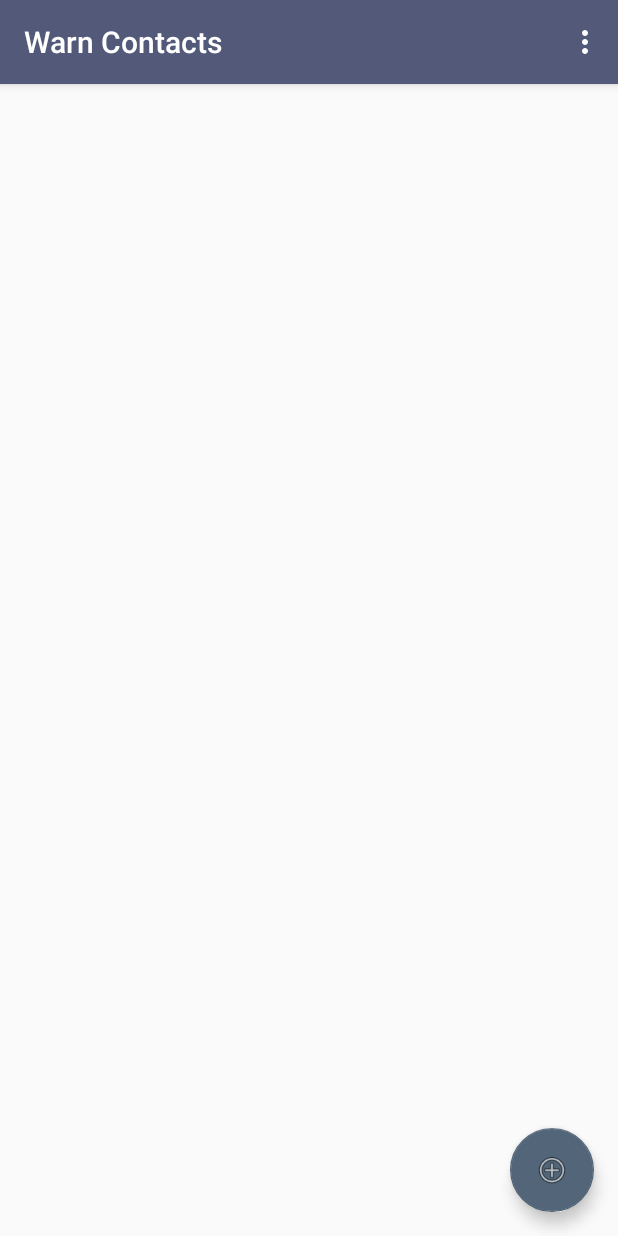
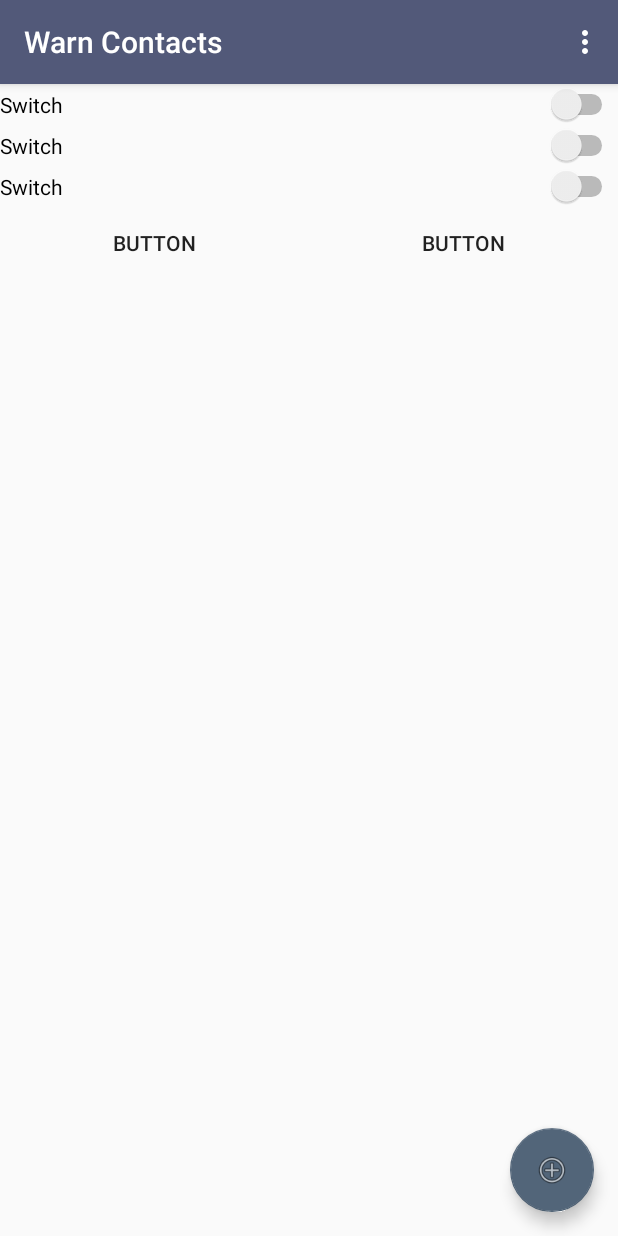
Before and after one commit to OnPanic/WarnContacts, an Android app: the fragment ContactSettings placed in its activity, on a phone screen of 412 x 824 dp. Run offline under Robolectric (Android 15) with nearby library versions, the phone set to English and light mode, and no system bars.

Commit message:
fix layout and create the base code for the main fragments

```diff
--- a/app/src/main/java/org/thepanicproject/warncontacts/WarnContacsActivity.java
+++ b/app/src/main/java/org/thepanicproject/warncontacts/WarnContacsActivity.java
@@ -1,12 +1,11 @@
 package org.thepanicproject.warncontacts;
 
 import android.app.Activity;
+import android.app.FragmentManager;
 import android.content.Intent;
-import android.net.Uri;
 import android.os.Bundle;
 import android.provider.ContactsContract;
 import android.support.design.widget.FloatingActionButton;
-import android.support.v4.app.FragmentManager;
 import android.support.v7.app.AppCompatActivity;
 import android.support.v7.widget.Toolbar;
 import android.view.Menu;
@@ -16,8 +15,11 @@ import android.view.View;
 import org.thepanicproject.warncontacts.constants.WarnConstants;
 import org.thepanicproject.warncontacts.fragments.ContactSettings;
 import org.thepanicproject.warncontacts.fragments.ContactsFragment;
+import org.thepanicproject.warncontacts.fragments.WarnContacsSettingsFragment;
 
-public class WarnContacsActivity extends AppCompatActivity implements ContactsFragment.OnContactListener {
+public class WarnContacsActivity extends AppCompatActivity implements
+        ContactsFragment.OnContactListener, ContactSettings.OnContacSettingsListener {
+
     private FragmentManager mFragmentManager;
     private FloatingActionButton mFab;
     private String newContact = null;
@@ -29,18 +31,14 @@ public class WarnContacsActivity extends AppCompatActivity implements ContactsFr
         Toolbar toolbar = (Toolbar) findViewById(R.id.toolbar);
         setSupportActionBar(toolbar);
 
-        mFragmentManager = getSupportFragmentManager();
+        mFragmentManager = getFragmentManager();
 
-        // If we're being restored from a previous state,
-        // then we don't need to do anything and should return or else
-        // we could end up with overlapping fragments.
-        if (savedInstanceState != null) {
-            return;
-        }
+        // Do not overlapping fragments.
+        if (savedInstanceState != null) return;
 
-        ContactsFragment contactsFragment = new ContactsFragment();
         mFragmentManager.beginTransaction()
-                .add(R.id.fragment_container, contactsFragment).commit();
+                .replace(R.id.fragment_container, new ContactsFragment())
+                .commit();
 
         mFab = (FloatingActionButton) findViewById(R.id.fab);
         mFab.setOnClickListener(new View.OnClickListener() {
@@ -55,20 +53,22 @@ public class WarnContacsActivity extends AppCompatActivity implements ContactsFr
 
     @Override
     public boolean onCreateOptionsMenu(Menu menu) {
-        // Inflate the menu; this adds items to the action bar if it is present.
         getMenuInflater().inflate(R.menu.menu_warn_contacs, menu);
         return true;
     }
 
     @Override
     public boolean onOptionsItemSelected(MenuItem item) {
-        // Handle action bar item clicks here. The action bar will
-        // automatically handle clicks on the Home/Up button, so long
-        // as you specify a parent activity in AndroidManifest.xml.
         int id = item.getItemId();
 
-        //noinspection SimplifiableIfStatement
         if (id == R.id.action_settings) {
+            mFab.hide();
+
+            mFragmentManager.beginTransaction()
+                    .addToBackStack(null)
+                    .replace(R.id.fragment_container, new WarnContacsSettingsFragment())
+                    .commit();
+
             return true;
         }
 
@@ -80,18 +80,12 @@ public class WarnContacsActivity extends AppCompatActivity implements ContactsFr
         switch (requestCode) {
             case WarnConstants.CONTACT_PICKER_RESULT:
                 if (resultCode == Activity.RESULT_OK) {
-                    Uri result = data.getData();
-                    newContact = result.getLastPathSegment();
+                    newContact = data.getData().getLastPathSegment();
                 }
                 return;
         }
 
         super.onActivityResult(requestCode, resultCode, data);
-    }
-
-    @Override
-    public void onContactListenerCallback(int id) {
-
     }
 
     @Override
@@ -102,11 +96,34 @@ public class WarnContacsActivity extends AppCompatActivity implements ContactsFr
             Bundle args = new Bundle();
             args.putString(WarnConstants.CONTACT_ID, newContact);
             contactSettings.setArguments(args);
+
             newContact = null;
             mFab.hide();
+
             mFragmentManager.beginTransaction()
                     .addToBackStack(null)
-                    .add(R.id.fragment_container, contactSettings).commit();
+                    .replace(R.id.fragment_container, contactSettings)
+                    .commit();
         }
     }
+
+    @Override
+    public void onBackPressed() {
+        if (mFragmentManager.getBackStackEntryCount() == 0) {
+            super.onBackPressed();
+        } else {
+            mFragmentManager.popBackStack();
+            mFab.show();
+        }
+    }
+
+    @Override
+    public void onContactSettingsCallback() {
+        mFab.show();
+    }
+
+    @Override
+    public void onContactListenerCallback(int id) {
+
+    }
 }
--- a/app/src/main/java/org/thepanicproject/warncontacts/database/ContactsDB.java
+++ b/app/src/main/java/org/thepanicproject/warncontacts/database/ContactsDB.java
@@ -14,7 +14,6 @@ public class ContactsDB extends SQLiteOpenHelper {
             "CREATE TABLE " + CONTACTS_TABLE_NAME + " (" +
                     "_id INTEGER PRIMARY KEY AUTOINCREMENT, " +
                     "contact_id INTEGER, " +
-                    "panic_message TEXT, " +
                     "send_email INTEGER DEFAULT 0, " +
                     "enabled INTEGER DEFAULT 1, " +
                     "send_position INTEGER DEFAULT 0, " +
--- a/app/src/main/java/org/thepanicproject/warncontacts/fragments/ContactSettings.java
+++ b/app/src/main/java/org/thepanicproject/warncontacts/fragments/ContactSettings.java
@@ -1,7 +1,8 @@
 package org.thepanicproject.warncontacts.fragments;
 
+import android.app.Fragment;
+import android.content.Context;
 import android.os.Bundle;
-import android.support.v4.app.Fragment;
 import android.view.LayoutInflater;
 import android.view.View;
 import android.view.ViewGroup;
@@ -11,6 +12,7 @@ import org.thepanicproject.warncontacts.constants.WarnConstants;
 
 public class ContactSettings extends Fragment {
     private String contactID;
+    private OnContacSettingsListener mListener;
 
     public ContactSettings() {
         // Required empty public constructor
@@ -33,4 +35,25 @@ public class ContactSettings extends Fragment {
         // (TextView) layout.findViewById();
         return layout;
     }
+
+    @Override
+    public void onAttach(Context context) {
+        super.onAttach(context);
+        if (context instanceof OnContacSettingsListener) {
+            mListener = (OnContacSettingsListener) context;
+        } else {
+            throw new RuntimeException(context.toString()
+                    + " must implement OnContacSettingsListener");
+        }
+    }
+
+    @Override
+    public void onDetach() {
+        super.onDetach();
+        mListener = null;
+    }
+
+    public interface OnContacSettingsListener {
+        void onContactSettingsCallback();
+    }
 }
--- a/app/src/main/java/org/thepanicproject/warncontacts/fragments/ContactsFragment.java
+++ b/app/src/main/java/org/thepanicproject/warncontacts/fragments/ContactsFragment.java
@@ -1,11 +1,11 @@
 package org.thepanicproject.warncontacts.fragments;
 
+import android.app.Fragment;
 import android.content.ContentResolver;
 import android.content.Context;
 import android.database.ContentObserver;
 import android.os.Bundle;
 import android.os.Handler;
-import android.support.v4.app.Fragment;
 import android.support.v7.widget.LinearLayoutManager;
 import android.support.v7.widget.RecyclerView;
 import android.view.LayoutInflater;
@@ -16,12 +16,6 @@ import org.thepanicproject.warncontacts.R;
 import org.thepanicproject.warncontacts.adapters.ContactsAdapter;
 import org.thepanicproject.warncontacts.providers.ContactsContentProvider;
 
-/**
- * A fragment representing a list of Items.
- * <p/>
- * Activities containing this fragment MUST implement the {@link OnContactListener}
- * interface.
- */
 public class ContactsFragment extends Fragment {
     private ContentResolver mContentResolver;
     private ContactsAdapter mContacts;
@@ -37,7 +31,15 @@ public class ContactsFragment extends Fragment {
     @Override
     public void onCreate(Bundle savedInstanceState) {
         super.onCreate(savedInstanceState);
-        mContentResolver = getContext().getContentResolver();
+    }
+
+    @Override
+    public View onCreateView(LayoutInflater inflater, ViewGroup container,
+                             Bundle savedInstanceState) {
+        View view = inflater.inflate(R.layout.fragment_contacts_list, container, false);
+
+        Context context = view.getContext();
+        mContentResolver = context.getContentResolver();
         mContacts = new ContactsAdapter(
                 mContentResolver.query(
                         ContactsContentProvider.CONTENT_URI, mProjection, null, null, null
@@ -45,20 +47,9 @@ public class ContactsFragment extends Fragment {
                 mListener);
         mContactsObserver = new ContactsObserver(new Handler());
         mContentResolver.registerContentObserver(ContactsContentProvider.CONTENT_URI, true, mContactsObserver);
-    }
-
-    @Override
-    public View onCreateView(LayoutInflater inflater, ViewGroup container,
-                             Bundle savedInstanceState) {
-        View view = inflater.inflate(R.layout.fragment_contacts_list, container, false);
-
-        // Set the adapter
-        if (view instanceof RecyclerView) {
-            Context context = view.getContext();
-            RecyclerView recyclerView = (RecyclerView) view;
-            recyclerView.setLayoutManager(new LinearLayoutManager(context));
-            recyclerView.setAdapter(mContacts);
-        }
+        RecyclerView recyclerView = (RecyclerView) view;
+        recyclerView.setLayoutManager(new LinearLayoutManager(context));
+        recyclerView.setAdapter(mContacts);
 
         return view;
     }
--- a/app/src/main/res/layout/activity_warn_contacs.xml
+++ b/app/src/main/res/layout/activity_warn_contacs.xml
@@ -24,8 +24,8 @@
     <FrameLayout
         android:id="@+id/fragment_container"
         android:layout_width="match_parent"
-        android:layout_height="match_parent">
-    </FrameLayout>
+        android:layout_height="match_parent"
+        app:layout_behavior="@string/appbar_scrolling_view_behavior" />
 
     <android.support.design.widget.FloatingActionButton
         android:id="@+id/fab"
--- a/app/src/main/res/layout/fragment_contact_settings.xml
+++ b/app/src/main/res/layout/fragment_contact_settings.xml
@@ -1,12 +1,52 @@
-<RelativeLayout xmlns:android="http://schemas.android.com/apk/res/android"
-    xmlns:tools="http://schemas.android.com/tools"
+<?xml version="1.0" encoding="utf-8"?>
+<android.support.design.widget.CoordinatorLayout xmlns:android="http://schemas.android.com/apk/res/android"
     android:layout_width="match_parent"
-    android:layout_height="match_parent"
-    tools:context="org.thepanicproject.warncontacts.fragments.ContactSettings">
+    android:layout_height="match_parent">
 
-    <!-- TODO: Update blank fragment layout -->
-    <TextView
+    <LinearLayout
         android:layout_width="match_parent"
-        android:layout_height="match_parent" />
+        android:layout_height="match_parent"
+        android:orientation="vertical">
 
-</RelativeLayout>
+        <Switch
+            android:id="@+id/switch4"
+            android:layout_width="match_parent"
+            android:layout_height="wrap_content"
+            android:text="Switch" />
+
+        <Switch
+            android:id="@+id/switch3"
+            android:layout_width="match_parent"
+            android:layout_height="wrap_content"
+            android:text="Switch" />
+
+        <Switch
+            android:id="@+id/switch5"
+            android:layout_width="match_parent"
+            android:layout_height="wrap_content"
+            android:text="Switch" />
+
+        <LinearLayout
+            android:layout_width="match_parent"
+            android:layout_height="wrap_content"
+            android:orientation="horizontal">
+
+            <Button
+                android:id="@+id/button2"
+                style="@style/Widget.AppCompat.Button.Borderless"
+                android:layout_width="wrap_content"
+                android:layout_height="wrap_content"
+                android:layout_weight="1"
+                android:text="Button" />
+
+            <Button
+                android:id="@+id/button"
+                style="@style/Widget.AppCompat.Button.Borderless"
+                android:layout_width="wrap_content"
+                android:layout_height="wrap_content"
+                android:layout_weight="1"
+                android:text="Button" />
+        </LinearLayout>
+    </LinearLayout>
+
+</android.support.design.widget.CoordinatorLayout>
```
Also changed, not shown: app/src/main/java/org/thepanicproject/warncontacts/fragments/WarnContacsSettingsFragment.java (added, +21 -0 lines), app/src/main/res/xml/warncontacts_settings.xml (added, +16 -0 lines).
